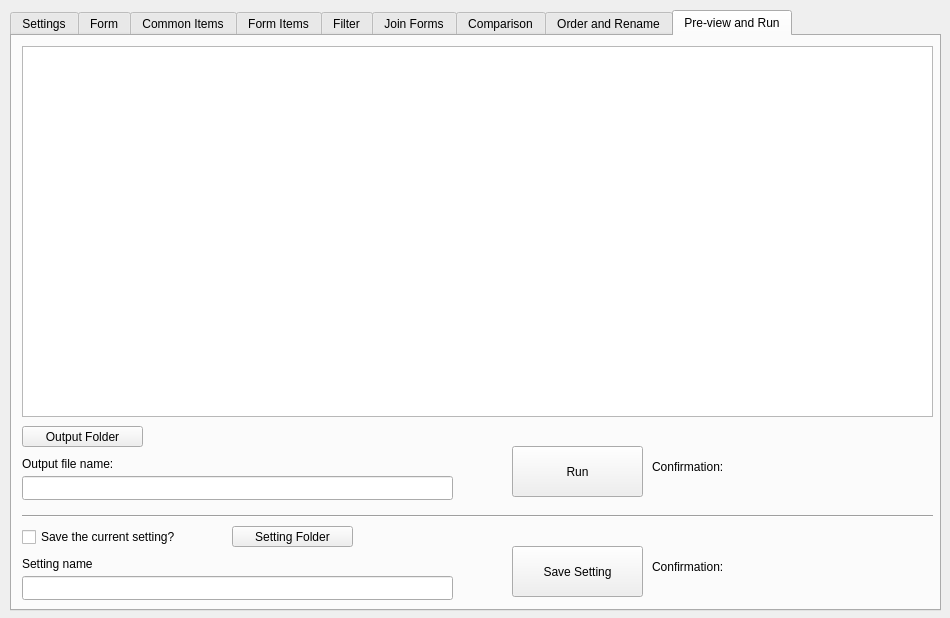
HoangMNguyen/CCI_ClinicalReporting, file form.ui: the form before one commit.
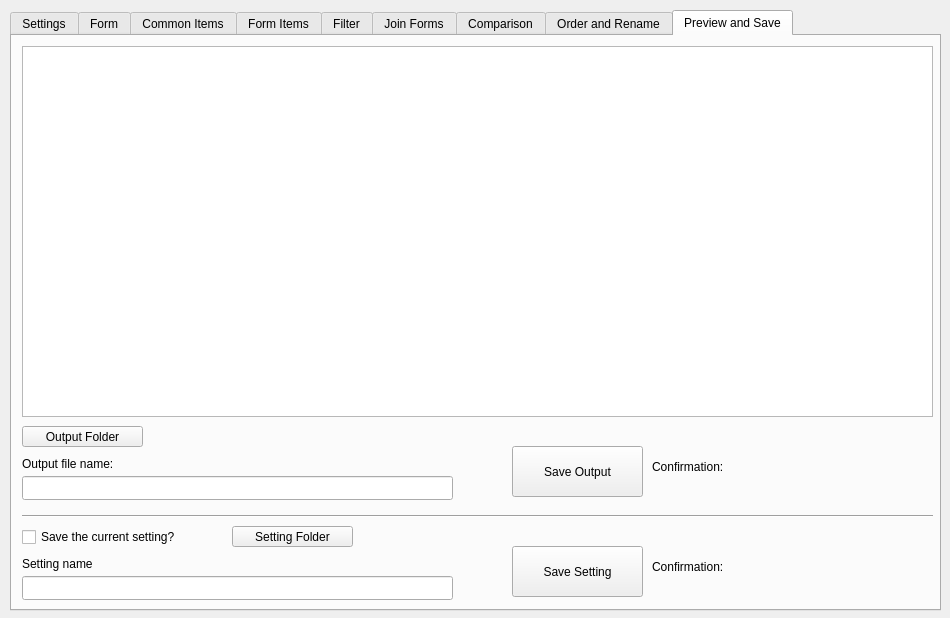
The form after the commit. Icons and pictures are not drawn.

Diff of the .ui file:
```diff
--- a/form.ui
+++ b/form.ui
@@ -1078,7 +1078,7 @@
    </widget>
    <widget class="QWidget" name="tab_preview_run">
     <attribute name="title">
-     <string>Pre-view and Run</string>
+     <string>Preview and Save</string>
     </attribute>
     <widget class="QPushButton" name="pushButton_save_setting">
      <property name="geometry">
@@ -1232,7 +1232,7 @@
       </rect>
      </property>
      <property name="text">
-      <string>Run</string>
+      <string>Save Output</string>
      </property>
      <property name="icon">
       <iconset theme="QIcon::ThemeIcon::DocumentSend"/>
```
